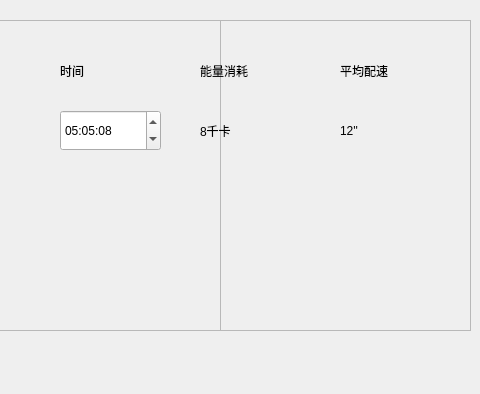
Old version of the form Project/WinUI/WindowUI.ui in the repository 2432001677/LPMS-B2; both pictures show x 440 to 920 and y 0 to 394 of the 1098 by 394 pixel window.
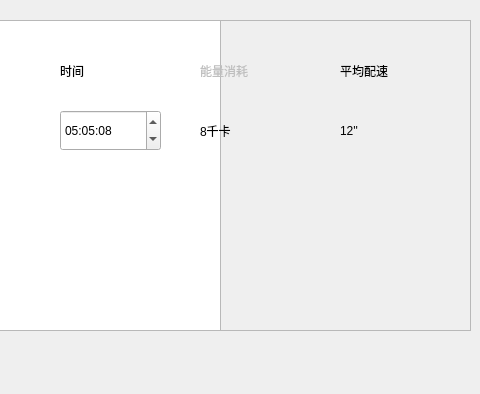
New version of the form.

```diff
--- a/Project/WinUI/WindowUI.ui
+++ b/Project/WinUI/WindowUI.ui
@@ -63,37 +63,18 @@
      <string>退出</string>
     </property>
    </widget>
-   <widget class="QFrame" name="frame_detail">
+   <widget class="QTableView" name="tableView_detail">
     <property name="enabled">
-     <bool>false</bool>
+     <bool>true</bool>
     </property>
     <property name="geometry">
      <rect>
       <x>330</x>
       <y>20</y>
-      <width>581</width>
+      <width>331</width>
       <height>311</height>
      </rect>
     </property>
-    <property name="frameShape">
-     <enum>QFrame::StyledPanel</enum>
-    </property>
-    <property name="frameShadow">
-     <enum>QFrame::Raised</enum>
-    </property>
-    <widget class="QTableView" name="tableView_basic">
-     <property name="enabled">
-      <bool>false</bool>
-     </property>
-     <property name="geometry">
-      <rect>
-       <x>0</x>
-       <y>0</y>
-       <width>331</width>
-       <height>311</height>
-      </rect>
-     </property>
-    </widget>
    </widget>
    <widget class="QFrame" name="frame_sum">
     <property name="enabled">
@@ -171,7 +152,7 @@
     </widget>
     <widget class="QLabel" name="label_calorie">
      <property name="enabled">
-      <bool>true</bool>
+      <bool>false</bool>
      </property>
      <property name="geometry">
       <rect>
```
Left out of the diff: 2 changed lines with no effect on the pictures.
